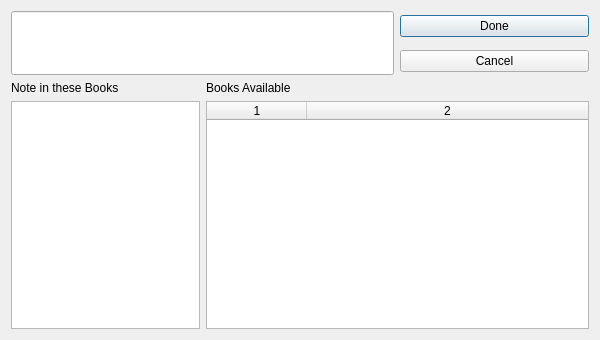
Qt form ui/bookrefs.ui (berndhs/notably) before a commit.
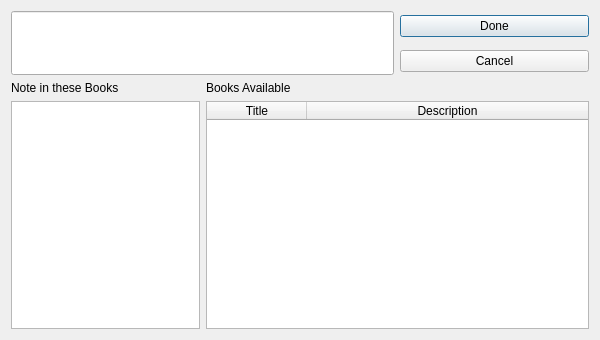
The same form after that commit. Icons and pictures are not drawn.

Commit message: cosmetics - some table headers got lost

```diff
--- a/ui/bookrefs.ui
+++ b/ui/bookrefs.ui
@@ -101,8 +101,16 @@
      <attribute name="verticalHeaderStretchLastSection">
       <bool>false</bool>
      </attribute>
-     <column/>
-     <column/>
+     <column>
+      <property name="text">
+       <string>Title</string>
+      </property>
+     </column>
+     <column>
+      <property name="text">
+       <string>Description</string>
+      </property>
+     </column>
     </widget>
    </item>
   </layout>
```
The commit also changes 2 other files.
